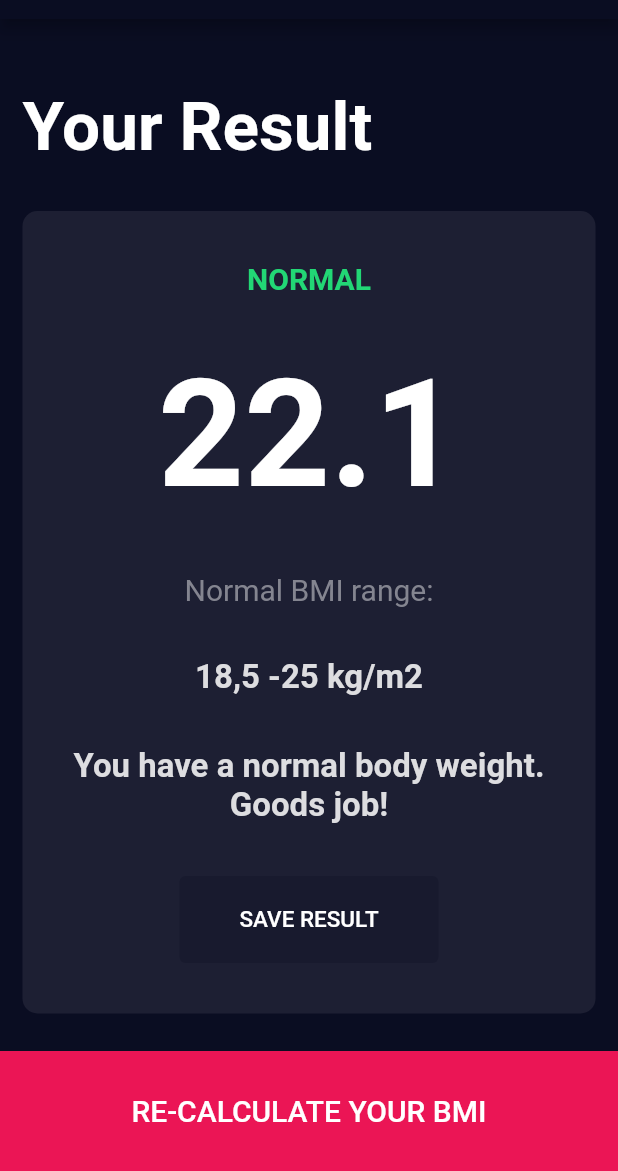
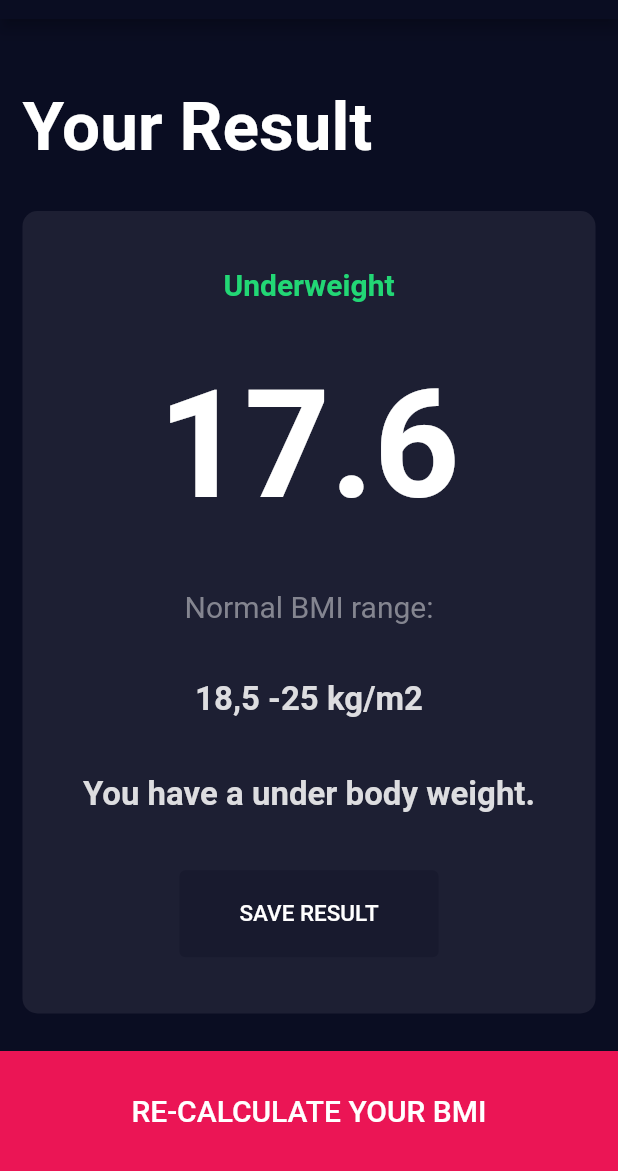
Before and after one commit to Abhishek-J-B-R-I/bmilogic, a Flutter app: the screen it shows after launch, after a tap on "CALCULATE YOUR BMI", on a phone screen of 412 x 824 dp, the part 65-1236 px from its top. Run offline on Flutter 3.47's test engine with Material 2 defaults, Android fonts, the phone set to English and light mode, and no system bars; our stand-ins replace font_awesome_flutter.

Commit message:
i created logic done

```diff
--- a/lib/Screen/input.dart
+++ b/lib/Screen/input.dart
@@ -7,6 +7,7 @@ import '../Components/icono.dart';
 import '../Components/contant_file.dart';
 import '../Components/bottom_button.dart';
 import 'result.dart';
+import 'package:bmi/logic/logic.dart';
 //import 'package:bmiviaangila/lib/Screen/result.dart';
 enum genderr { male, female }
 
@@ -143,7 +144,7 @@ void changeactivo(genderr gender){
       ],
     );
   }*/
-
+//bmilogic bl=new bmilogic();
   @override
   Widget build(BuildContext context) {
     return Scaffold(
@@ -219,7 +220,8 @@ activeTrackColor: Colors.white,
                   )
                 ],
               )),
-          rowstruc(
+          Center(
+            child: rowstruc(
                 r: last_second_container_color,
                 l: last_second_container_color,
                 ch: /*Column(
@@ -252,8 +254,11 @@ activeTrackColor: Colors.white,
                 )*/
                 bottomwidget('WEIGHT', weight_value),
                 ch2: bottomwidget("AGE", age_value)),
+          ),
           button_bottom(text: "CALCULATE YOUR BMI",onpre: (){
-            Navigator.push(context, MaterialPageRoute(builder: (context)=>result()));
+           // bl.trycode();
+            bmilogic ress =new bmilogic( height: height_value_for_slider.toDouble(),weight:  weight_value.toDouble());
+            Navigator.push(context, MaterialPageRoute(builder: (context)=>result(bmic: ress.bmicalculatenow(), bmis: ress.youare(), bmi_message: ress.messages(),)));
           })
         ],
       ),
--- a/lib/Screen/result.dart
+++ b/lib/Screen/result.dart
@@ -1,15 +1,17 @@
 import 'package:bmi/Components/bottom_button.dart';
+import 'package:bmi/logic/logic.dart';
 import 'package:flutter/material.dart';
 import '../Components/container.dart';
 import '../Components/contant_file.dart';
-class result extends StatefulWidget {
-  const result({super.key});
 
-  @override
-  State<result> createState() => _resultState();
-}
 
-class _resultState extends State<result> {
+
+class result extends StatelessWidget {
+  result({required this.bmic,required this.bmis, required this.bmi_message});
+  final double bmic;
+  final String bmis;
+  final String bmi_message;
+
   @override
   Widget build(BuildContext context) {
     return Scaffold(
@@ -25,11 +27,11 @@ class _resultState extends State<result> {
           Expanded(flex: 5,child: container( Color(0xFF1D1F33), Column(
             mainAxisAlignment: MainAxisAlignment.spaceEvenly,
             children: [
-              Text("NORMAL", style: TextStyle(color: Color(0xFF22D775), fontWeight: FontWeight.bold, fontSize: 20),),
-              Text("22.1", style: TextStyle(color: Colors.white, fontSize: 100, fontWeight: FontWeight.bold),),
+              Text(bmis, style: TextStyle(color: Color(0xFF22D775), fontWeight: FontWeight.bold, fontSize: 20),),
+              Text(bmic.toStringAsFixed(1), style: TextStyle(color: Colors.white, fontSize: 100, fontWeight: FontWeight.bold),),
               Text("Normal BMI range:", style: TextStyle(color: Color(0xFF848590), fontSize: 20),),
               Text("18,5 -25 kg/m2",style: result_bottom_text_styel,),
-              Text("You have a normal body weight. Goods job!",textAlign: TextAlign.center,style: result_bottom_text_styel,),
+              Text(bmi_message,textAlign: TextAlign.center,style: result_bottom_text_styel,),
               TextButton(onPressed: (){}, child: Text("SAVE RESULT", style: TextStyle(color: Color(0xFFFFFFFF) , fontSize: 15),), style: ButtonStyle(backgroundColor: MaterialStateProperty.all(Color(0xFF181A2E)), padding: MaterialStateProperty.all(EdgeInsets.only(left: 40,right: 40,top: 20,bottom: 20)),),),
 
             ],
--- /dev/null
+++ b/lib/logic/logic.dart
@@ -0,0 +1,47 @@
+import 'dart:math';
+
+class bmilogic{
+
+  bmilogic({required this.height, required this.weight});
+  final double height;
+  final double weight;
+
+  late double bmi;
+  double bmicalculatenow(){
+    return bmi = weight/pow(height/100, 2);
+
+  }
+
+  String youare(){
+    if(bmi<18.5){
+      return "Underweight";
+    }
+    else if(bmi>=18.5 && bmi<24.9){
+      return "Normal Weight";
+    }
+    else if((bmi>=25.0 && bmi <29.9)){
+      return "Overweight";
+    }
+    else if(bmi>=30){
+      return "Obese";
+    }
+    return " ";
+  }
+
+  String messages(){
+    if(bmi<18.5){
+      return "You have a under body weight. ";
+    }
+    else if(bmi>=18.5 && bmi<24.9){
+      return "You have a normal body weight. Good job!";
+    }
+    else if((bmi>=25.0 && bmi <29.9)){
+      return "You have a over body weight.";
+    }
+    else if(bmi>=30){
+      return "Obese";
+    }
+    return " ";
+  }
+
+}
```
Lines whose indentation alone changed are shown as unchanged.
